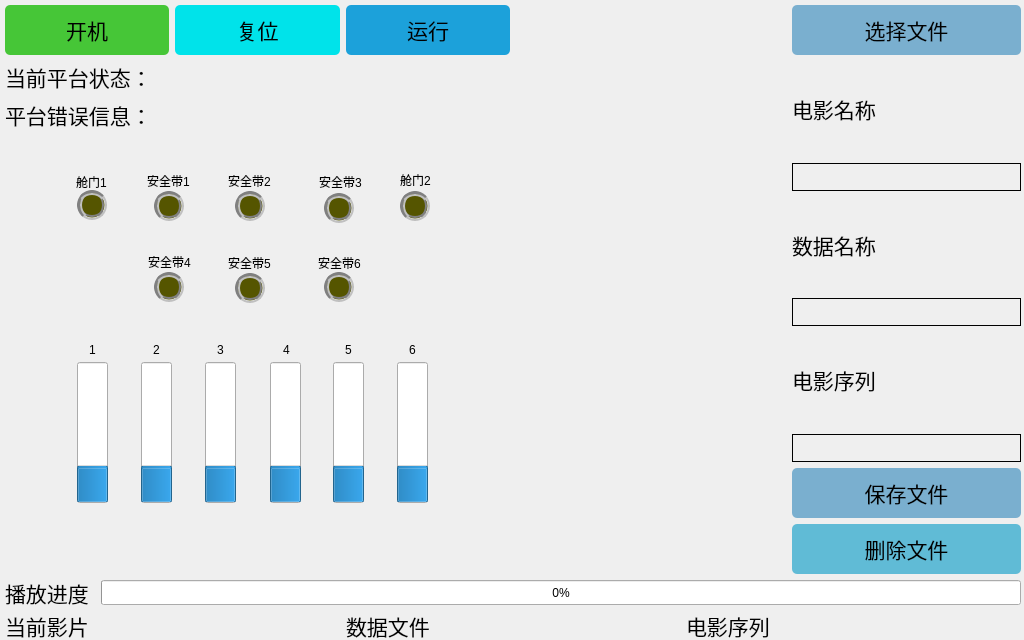
Above: motusoperationview.ui from MT-REP/guizhouhuoxingche before the change. Below: the same form after it.
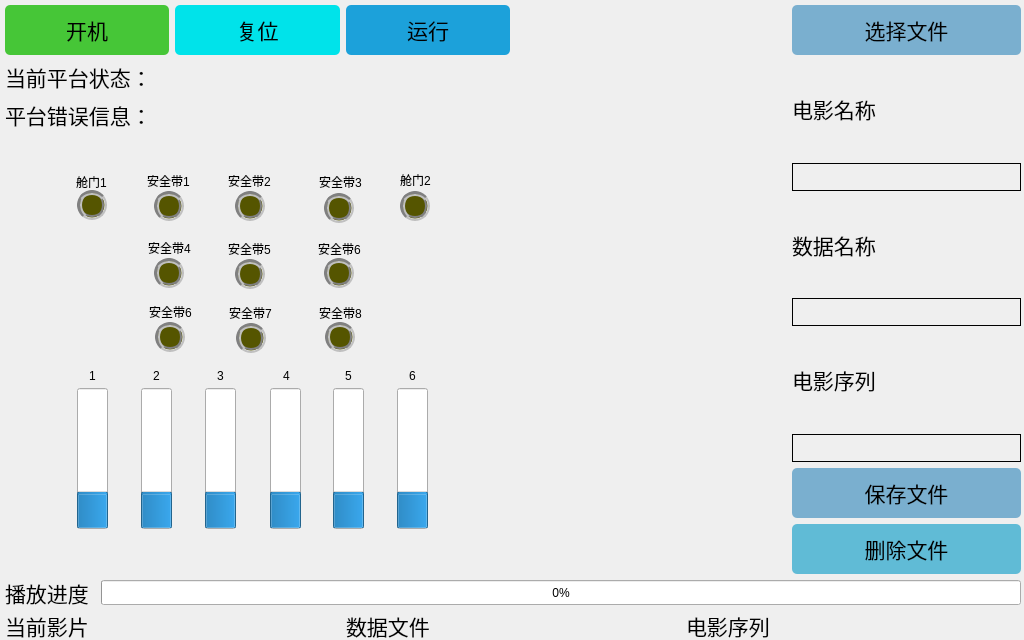
That is the form after the change. Icons and pictures are not drawn.

```diff
--- a/motusoperationview.ui
+++ b/motusoperationview.ui
@@ -360,7 +360,7 @@
              <property name="geometry">
               <rect>
                <x>309</x>
-               <y>130</y>
+               <y>116</y>
                <width>30</width>
                <height>30</height>
               </rect>
@@ -377,7 +377,7 @@
              <property name="geometry">
               <rect>
                <x>139</x>
-               <y>130</y>
+               <y>116</y>
                <width>30</width>
                <height>30</height>
               </rect>
@@ -394,7 +394,7 @@
              <property name="geometry">
               <rect>
                <x>220</x>
-               <y>131</y>
+               <y>117</y>
                <width>30</width>
                <height>30</height>
               </rect>
@@ -448,7 +448,7 @@
              <property name="geometry">
               <rect>
                <x>62</x>
-               <y>220</y>
+               <y>246</y>
                <width>31</width>
                <height>141</height>
               </rect>
@@ -464,7 +464,7 @@
              <property name="geometry">
               <rect>
                <x>126</x>
-               <y>220</y>
+               <y>246</y>
                <width>31</width>
                <height>141</height>
               </rect>
@@ -480,7 +480,7 @@
              <property name="geometry">
               <rect>
                <x>190</x>
-               <y>220</y>
+               <y>246</y>
                <width>31</width>
                <height>141</height>
               </rect>
@@ -496,7 +496,7 @@
              <property name="geometry">
               <rect>
                <x>255</x>
-               <y>220</y>
+               <y>246</y>
                <width>31</width>
                <height>141</height>
               </rect>
@@ -512,7 +512,7 @@
              <property name="geometry">
               <rect>
                <x>318</x>
-               <y>220</y>
+               <y>246</y>
                <width>31</width>
                <height>141</height>
               </rect>
@@ -528,7 +528,7 @@
              <property name="geometry">
               <rect>
                <x>382</x>
-               <y>220</y>
+               <y>246</y>
                <width>31</width>
                <height>141</height>
               </rect>
@@ -609,7 +609,7 @@
              <property name="geometry">
               <rect>
                <x>133</x>
-               <y>110</y>
+               <y>96</y>
                <width>45</width>
                <height>20</height>
               </rect>
@@ -622,7 +622,7 @@
              <property name="geometry">
               <rect>
                <x>213</x>
-               <y>113</y>
+               <y>99</y>
                <width>45</width>
                <height>16</height>
               </rect>
@@ -635,7 +635,7 @@
              <property name="geometry">
               <rect>
                <x>303</x>
-               <y>113</y>
+               <y>99</y>
                <width>45</width>
                <height>16</height>
               </rect>
@@ -648,7 +648,7 @@
              <property name="geometry">
               <rect>
                <x>65</x>
-               <y>200</y>
+               <y>226</y>
                <width>25</width>
                <height>16</height>
               </rect>
@@ -664,7 +664,7 @@
              <property name="geometry">
               <rect>
                <x>129</x>
-               <y>200</y>
+               <y>226</y>
                <width>25</width>
                <height>16</height>
               </rect>
@@ -680,7 +680,7 @@
              <property name="geometry">
               <rect>
                <x>193</x>
-               <y>200</y>
+               <y>226</y>
                <width>25</width>
                <height>16</height>
               </rect>
@@ -696,7 +696,7 @@
              <property name="geometry">
               <rect>
                <x>259</x>
-               <y>200</y>
+               <y>226</y>
                <width>25</width>
                <height>16</height>
               </rect>
@@ -712,7 +712,7 @@
              <property name="geometry">
               <rect>
                <x>321</x>
-               <y>200</y>
+               <y>226</y>
                <width>25</width>
                <height>16</height>
               </rect>
@@ -728,7 +728,7 @@
              <property name="geometry">
               <rect>
                <x>385</x>
-               <y>200</y>
+               <y>226</y>
                <width>25</width>
                <height>16</height>
               </rect>
@@ -740,6 +740,97 @@
               <set>Qt::AlignCenter</set>
              </property>
             </widget>
+            <widget class="QPushButton" name="pButton_11">
+             <property name="geometry">
+              <rect>
+               <x>310</x>
+               <y>180</y>
+               <width>30</width>
+               <height>30</height>
+              </rect>
+             </property>
+             <property name="styleSheet">
+              <string notr="true">border:5px groove gray;border-radius:15px;
+background-color: rgb(85, 85, 0);</string>
+             </property>
+             <property name="text">
+              <string/>
+             </property>
+            </widget>
+            <widget class="QLabel" name="label_15">
+             <property name="geometry">
+              <rect>
+               <x>214</x>
+               <y>163</y>
+               <width>45</width>
+               <height>16</height>
+              </rect>
+             </property>
+             <property name="text">
+              <string>安全带7</string>
+             </property>
+            </widget>
+            <widget class="QPushButton" name="pButton_10">
+             <property name="geometry">
+              <rect>
+               <x>221</x>
+               <y>181</y>
+               <width>30</width>
+               <height>30</height>
+              </rect>
+             </property>
+             <property name="styleSheet">
+              <string notr="true">border:5px groove gray;border-radius:15px;
+background-color: rgb(85, 85, 0);
+</string>
+             </property>
+             <property name="text">
+              <string/>
+             </property>
+            </widget>
+            <widget class="QPushButton" name="pButton_9">
+             <property name="geometry">
+              <rect>
+               <x>140</x>
+               <y>180</y>
+               <width>30</width>
+               <height>30</height>
+              </rect>
+             </property>
+             <property name="styleSheet">
+              <string notr="true">border:5px groove gray;border-radius:15px;
+background-color: rgb(85, 85, 0);</string>
+             </property>
+             <property name="text">
+              <string/>
+             </property>
+            </widget>
+            <widget class="QLabel" name="label_16">
+             <property name="geometry">
+              <rect>
+               <x>134</x>
+               <y>160</y>
+               <width>45</width>
+               <height>20</height>
+              </rect>
+             </property>
+             <property name="text">
+              <string>安全带6</string>
+             </property>
+            </widget>
+            <widget class="QLabel" name="label_17">
+             <property name="geometry">
+              <rect>
+               <x>304</x>
+               <y>163</y>
+               <width>45</width>
+               <height>16</height>
+              </rect>
+             </property>
+             <property name="text">
+              <string>安全带8</string>
+             </property>
+            </widget>
            </widget>
           </item>
          </layout>
```
